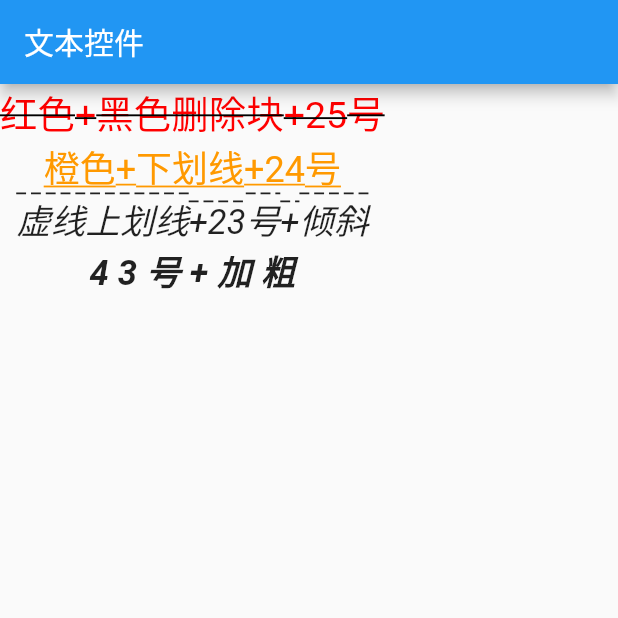
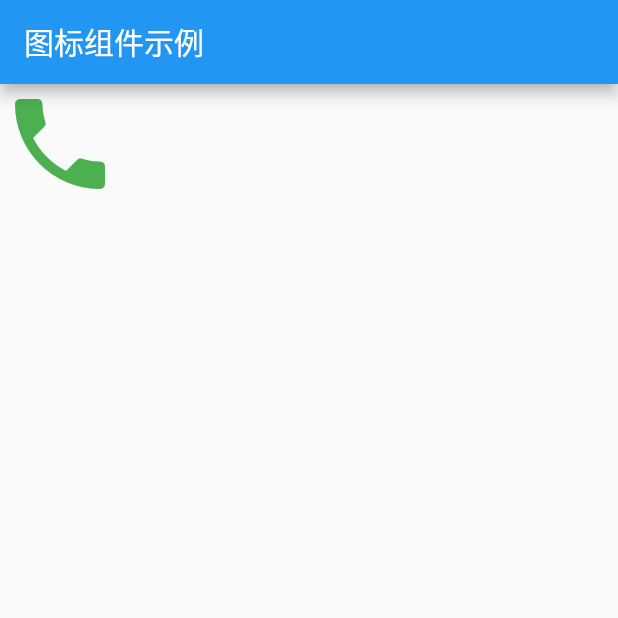
Before and after one commit to YJWWZHANG/flutter_app, a Flutter app: the screen it shows after launch, on a phone screen of 412 x 824 dp, the top half of it. Run offline on Flutter 3.47's test engine with Material 2 defaults, Android fonts, the phone set to English and light mode, and no system bars.

Commit message:
图标组件示例

```diff
--- a/lib/main.dart
+++ b/lib/main.dart
@@ -7,50 +7,14 @@ class MyApp extends StatelessWidget {
   @override
   Widget build(BuildContext context) {
     return MaterialApp(
-      title: '文本控件',
+      title: '图标组件示例',
       home: Scaffold(
         appBar: new AppBar(
-          title: new Text("文本控件"),
+          title: new Text("图标组件示例"),
         ),
-        body: new Column(
-          children: <Widget>[
-            new Text(
-              "红色+黑色删除块+25号",
-              style: new TextStyle(
-                color: const Color(0xffff0000),
-                decoration: TextDecoration.lineThrough,
-                decorationColor: const Color(0xff000000),
-                fontSize: 25.0
-              ),
-            ),
-            new Text(
-              "橙色+下划线+24号",
-              style: new TextStyle(
-                color: const Color(0xffff9900),
-                decoration: TextDecoration.underline,
-                fontSize: 24.0
-              ),
-            ),
-            new Text(
-              "虚线上划线+23号+倾斜",
-              style: new TextStyle(
-                decoration: TextDecoration.overline,
-                decorationStyle: TextDecorationStyle.dashed,
-                fontSize: 23.0,
-                fontStyle: FontStyle.italic
-              ),
-            ),
-            new Text(
-              "43号+加粗",
-              style: new TextStyle(
-                fontSize: 23.0,
-                fontStyle: FontStyle.italic,
-                fontWeight: FontWeight.bold,
-                letterSpacing: 6.0
-              ),
-            ),
-          ],
-        ),
+        body: new Icon(
+          Icons.phone, color: Colors.green[500], size: 80.0,
+        )
       )
     );
   }
```
